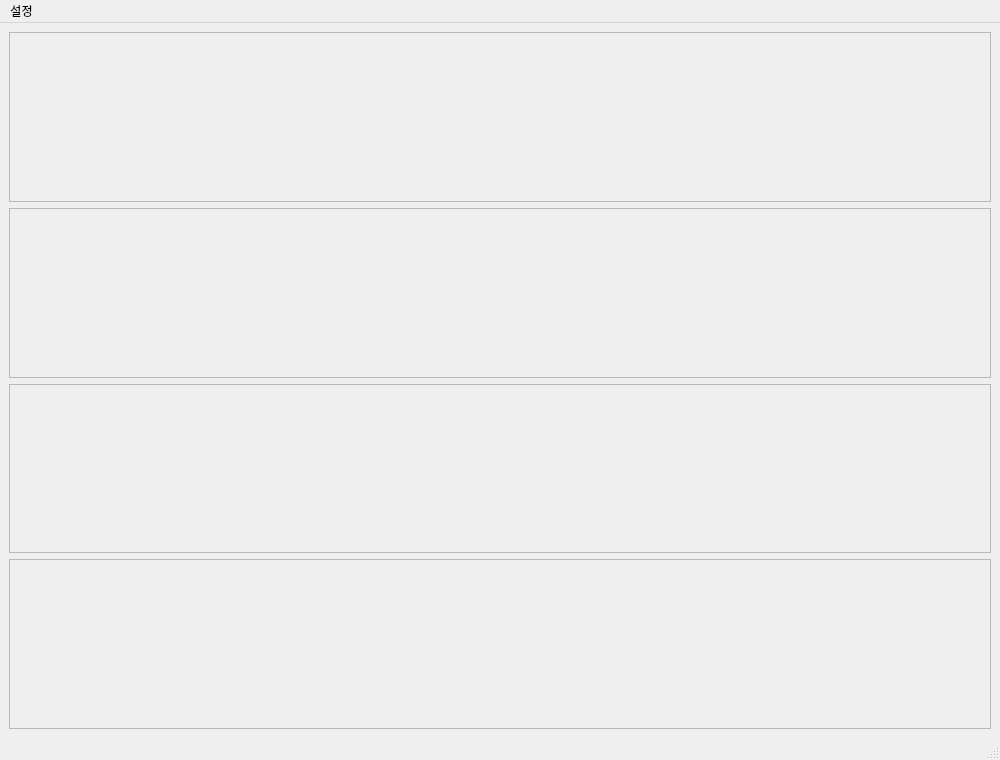
Donian-kor/4cut_LocalComic_Studio, file ui/main/main_window.ui: the form before one commit.
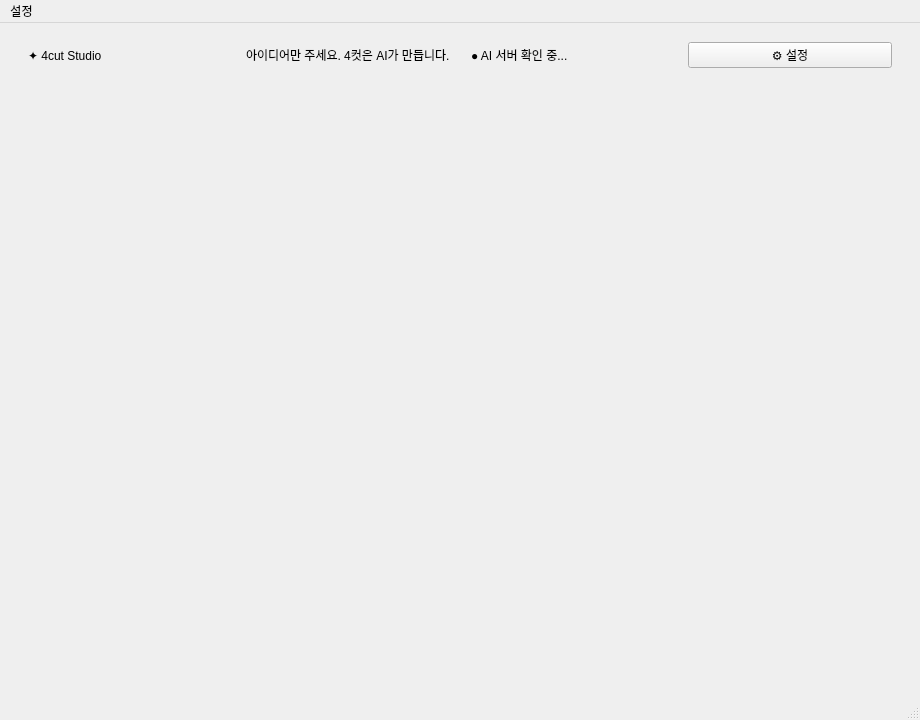
The form after the commit. The open tabs and pages were chosen to show the change.

Diff of the .ui file:
```diff
--- a/ui/main/main_window.ui
+++ b/ui/main/main_window.ui
@@ -2,14 +2,66 @@
 <ui version="4.0">
  <class>MainWindow</class>
  <widget class="QMainWindow" name="MainWindow">
-  <property name="windowTitle"><string>4Cut Local</string></property>
-  <property name="minimumSize"><size><width>1000</width><height>760</height></size></property>
+  <property name="windowTitle"><string></string></property>
+  <property name="minimumSize"><size><width>920</width><height>720</height></size></property>
   <widget class="QWidget" name="centralwidget">
-   <layout class="QVBoxLayout" name="verticalLayout">
-    <item><widget class="QFrame" name="ideaContainer"><property name="frameShape"><enum>QFrame::StyledPanel</enum></property></widget></item>
-    <item><widget class="QFrame" name="generationContainer"><property name="frameShape"><enum>QFrame::StyledPanel</enum></property></widget></item>
-    <item><widget class="QFrame" name="previewContainer"><property name="frameShape"><enum>QFrame::StyledPanel</enum></property></widget></item>
-    <item><widget class="QFrame" name="resultContainer"><property name="frameShape"><enum>QFrame::StyledPanel</enum></property></widget></item>
+   <layout class="QVBoxLayout" name="rootLayout">
+    <property name="spacing"><number>0</number></property>
+    <property name="leftMargin"><number>0</number></property>
+    <property name="topMargin"><number>0</number></property>
+    <property name="rightMargin"><number>0</number></property>
+    <property name="bottomMargin"><number>0</number></property>
+    <item>
+     <widget class="QFrame" name="headerFrame">
+      <property name="minimumSize"><size><width>0</width><height>64</height></size></property>
+      <property name="maximumSize"><size><width>16777215</width><height>64</height></size></property>
+      <property name="frameShape"><enum>QFrame::NoFrame</enum></property>
+      <layout class="QHBoxLayout" name="headerLayout">
+       <property name="leftMargin"><number>28</number></property>
+       <property name="rightMargin"><number>28</number></property>
+       <property name="spacing"><number>14</number></property>
+       <item><widget class="QLabel" name="logoLabel"><property name="text"><string>✦ 4cut Studio</string></property></widget></item>
+       <item><widget class="QLabel" name="taglineLabel"><property name="text"><string>아이디어만 주세요. 4컷은 AI가 만듭니다.</string></property></widget></item>
+       <item><spacer name="headerSpacer"><property name="orientation"><enum>Qt::Horizontal</enum></property><property name="sizeType"><enum>QSizePolicy::Expanding</enum></property></spacer></item>
+       <item><widget class="QLabel" name="saveStatusLabel"><property name="text"><string>● AI 서버 확인 중...</string></property></widget></item>
+       <item><widget class="QPushButton" name="settingsButton"><property name="text"><string>⚙ 설정</string></property></widget></item>
+      </layout>
+     </widget>
+    </item>
+    <item>
+     <widget class="QStackedWidget" name="pageStack">
+      <property name="currentIndex"><number>0</number></property>
+      <widget class="QWidget" name="ideaPage">
+       <layout class="QVBoxLayout" name="ideaPageLayout">
+        <property name="leftMargin"><number>48</number></property>
+        <property name="topMargin"><number>40</number></property>
+        <property name="rightMargin"><number>48</number></property>
+        <property name="bottomMargin"><number>40</number></property>
+        <item><widget class="QFrame" name="ideaContainer"><property name="frameShape"><enum>QFrame::NoFrame</enum></property></widget></item>
+       </layout>
+      </widget>
+      <widget class="QWidget" name="generationPage">
+       <layout class="QVBoxLayout" name="generationPageLayout">
+        <property name="leftMargin"><number>48</number></property>
+        <property name="topMargin"><number>40</number></property>
+        <property name="rightMargin"><number>48</number></property>
+        <property name="bottomMargin"><number>40</number></property>
+        <item><widget class="QFrame" name="generationContainer"><property name="frameShape"><enum>QFrame::NoFrame</enum></property></widget></item>
+       </layout>
+      </widget>
+      <widget class="QWidget" name="resultPage">
+       <layout class="QVBoxLayout" name="resultPageLayout">
+        <property name="leftMargin"><number>32</number></property>
+        <property name="topMargin"><number>24</number></property>
+        <property name="rightMargin"><number>32</number></property>
+        <property name="bottomMargin"><number>24</number></property>
+        <property name="spacing"><number>16</number></property>
+        <item><widget class="QFrame" name="previewContainer"><property name="frameShape"><enum>QFrame::NoFrame</enum></property></widget></item>
+        <item><widget class="QFrame" name="resultContainer"><property name="frameShape"><enum>QFrame::NoFrame</enum></property></widget></item>
+       </layout>
+      </widget>
+     </widget>
+    </item>
    </layout>
   </widget>
   <widget class="QMenuBar" name="menubar">
```
Left out of the diff: 1 changed line with no effect on the pictures.
